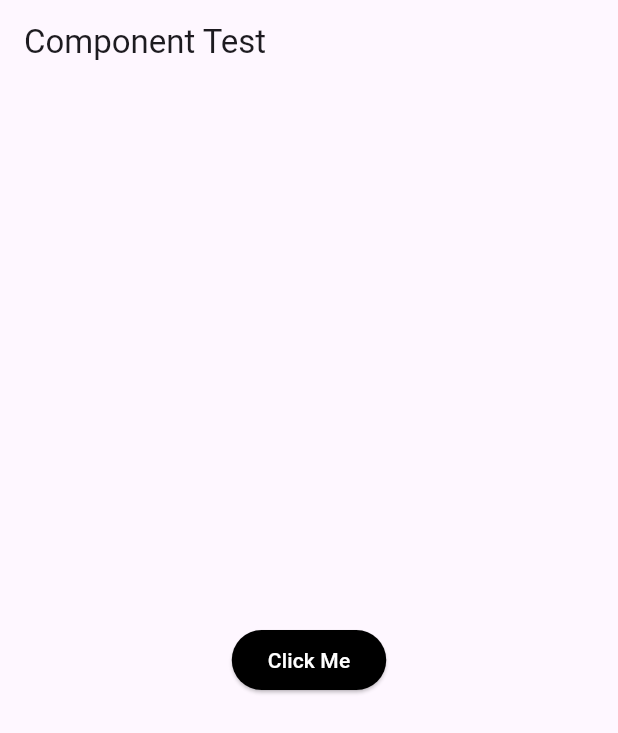
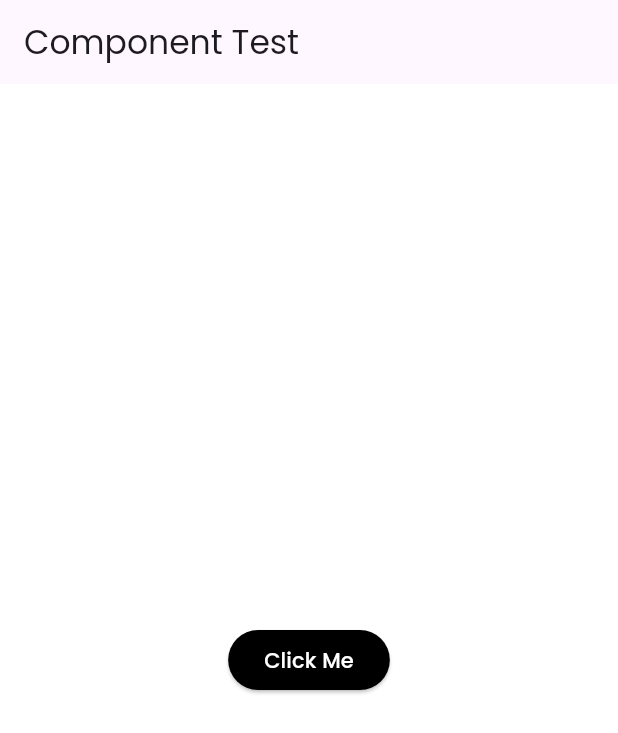
Before and after one commit to adnangomugomu/membership-app, a Flutter app: the screen it shows after launch, on a phone screen of 412 x 824 dp. Shown: the top 733 px of the screen. Run offline on Flutter 3.47's test engine with Material 3 defaults, Android fonts, the phone set to English and light mode, and no system bars; our stand-ins replace google_fonts.

Commit message:
[feat] change fonts to poppins

```diff
--- a/lib/theme/app_theme.dart
+++ b/lib/theme/app_theme.dart
@@ -1,4 +1,6 @@
 import 'package:flutter/material.dart';
+import 'package:google_fonts/google_fonts.dart';
+
 import 'app_colors.dart';
 
 class AppTheme {
@@ -6,6 +8,12 @@ class AppTheme {
 
   static ThemeData light = ThemeData(
     useMaterial3: true,
+
+    scaffoldBackgroundColor: Colors.white,
+
+    textTheme: GoogleFonts.poppinsTextTheme(
+      ThemeData.light().textTheme,
+    ),
 
     elevatedButtonTheme: ElevatedButtonThemeData(
       style: ElevatedButton.styleFrom(
--- a/pubspec.yaml
+++ b/pubspec.yaml
@@ -34,6 +34,7 @@ dependencies:
   # The following adds the Cupertino Icons font to your application.
   # Use with the CupertinoIcons class for iOS style icons.
   cupertino_icons: ^1.0.8
+  google_fonts: ^8.2.0
 
 dev_dependencies:
   flutter_test:
```
Also changed, not shown: pubspec.lock, 2 other files.
